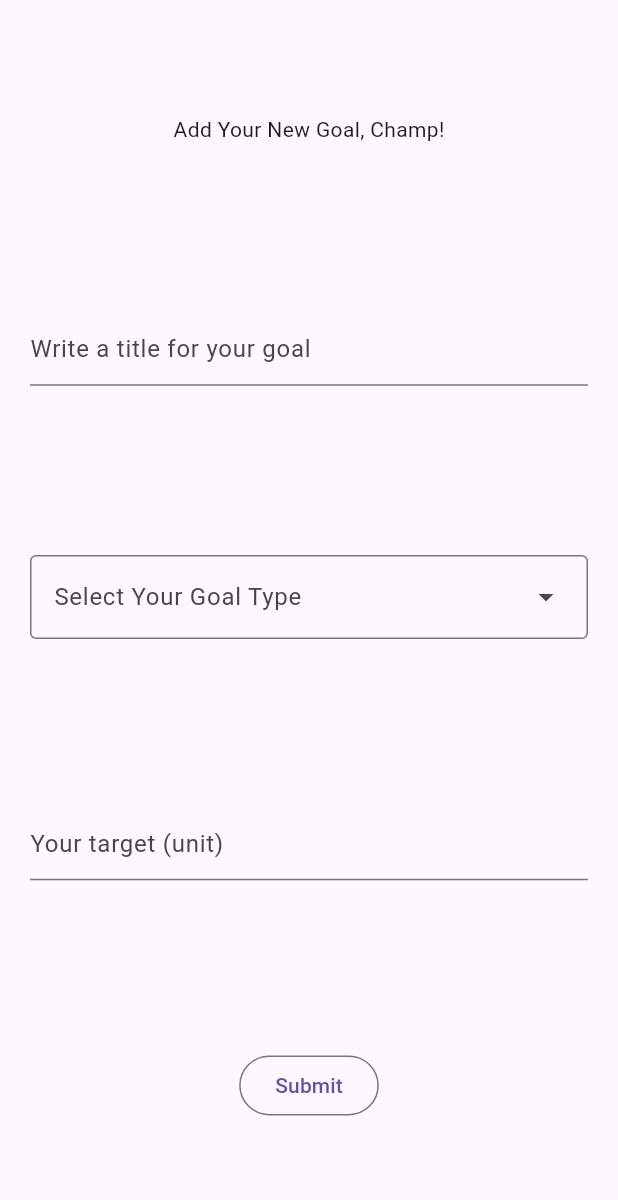
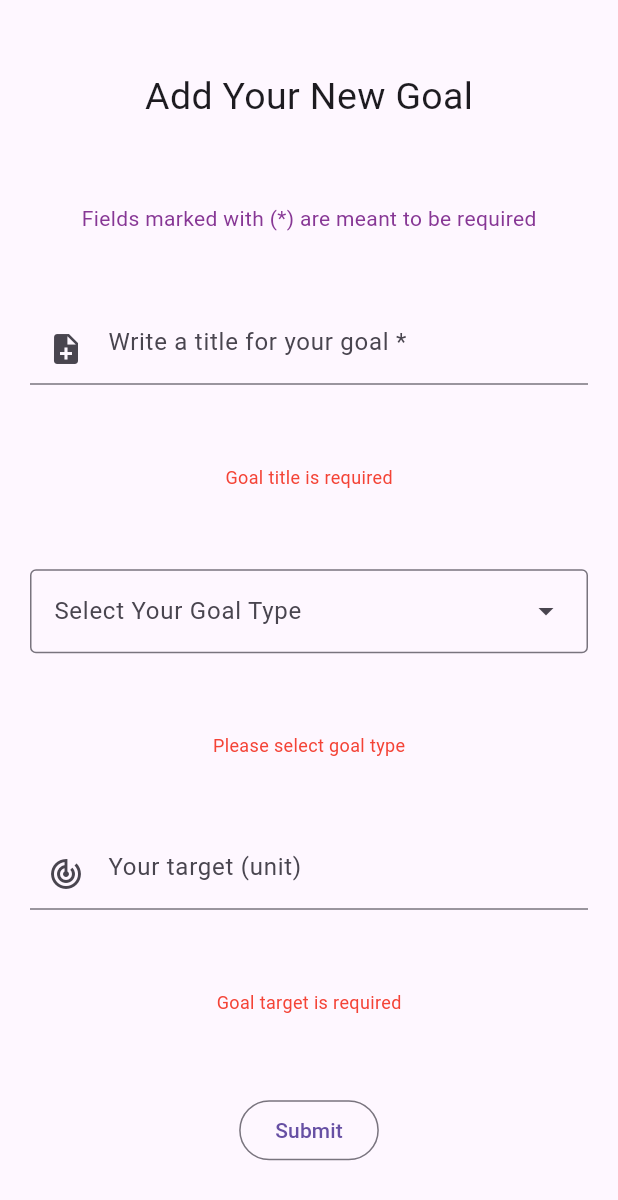
Before and after one commit to ShivahariRukesh/intern-projects, a Flutter app: the AddGoalBottomSheetWidget widget shown alone on an empty page, opened directly, after a tap on "Submit", on a phone screen of 412 x 824 dp. Shown: the top 1200 px of the screen. Run offline on Flutter 3.47's test engine with Material 3 defaults, Android fonts, the light colour scheme and no system bars.

Commit message:
feat: Add ui validation for empty text fields

```diff
--- a/fitness_tracker_app/lib/widgets/add_goal_bottom_sheet_widget.dart
+++ b/fitness_tracker_app/lib/widgets/add_goal_bottom_sheet_widget.dart
@@ -19,6 +19,9 @@ class _AddGoalBottomSheetWidgetState
   final TextEditingController _goalTargetController =
       TextEditingController();
 
+  String? _goalTitleError;
+  String? _goalTypeError;
+  String? _goalTargetError;
   String _goalUnit = "unit";
 
   void onChangeGoalType(String? value) {
@@ -35,13 +38,38 @@ class _AddGoalBottomSheetWidgetState
   }
 
   void _onAddGoalSubmit() {
-    addGoal(
-      _goalTitleController.text,
-      _goalTypeController.text.toLowerCase(),
-      num.tryParse(_goalTargetController.text)!,
-    );
+    setState(() {
+      _goalTitleError = null;
+      _goalTypeError = null;
+      _goalTargetError = null;
 
-    Navigator.pop(context, goalList);
+      // Require goal target
+      if (_goalTargetController.text.isEmpty) {
+        _goalTargetError = "Goal target is required";
+      }
+
+      // Require goal title
+      if (_goalTitleController.text.isEmpty) {
+        _goalTitleError = "Goal title is required";
+      }
+
+      // Require goal type
+      if (_goalTypeController.text.isEmpty) {
+        _goalTypeError = "Please select goal type";
+      }
+
+      //Submit the values if all of the fields are entered
+      if (_goalTypeError == null &&
+          _goalTitleError == null &&
+          _goalTargetError == null) {
+        addGoal(
+          _goalTitleController.text,
+          _goalTypeController.text.toLowerCase(),
+          num.tryParse(_goalTargetController.text)!,
+        );
+        Navigator.pop(context, goalList);
+      }
+    });
   }
 
   @override
@@ -52,13 +80,36 @@ class _AddGoalBottomSheetWidgetState
       child: Column(
         mainAxisAlignment: MainAxisAlignment.spaceAround,
         children: [
-          Text("Add Your New Goal, Champ!"),
+          Text(
+            "Add Your New Goal",
+            style: TextStyle(fontSize: 25),
+          ),
+          Text(
+            "Fields marked with (*) are meant to be required",
+            style: TextStyle(
+              color: const Color.fromARGB(
+                255,
+                135,
+                55,
+                149,
+              ),
+            ),
+          ),
           TextField(
             controller: _goalTitleController,
             decoration: InputDecoration(
-              hintText: "Write a title for your goal",
+              prefixIcon: Icon(Icons.note_add),
+              hintText: "Write a title for your goal *",
             ),
           ),
+          if (_goalTitleError != null)
+            Text(
+              _goalTitleError!,
+              style: const TextStyle(
+                color: Colors.red,
+                fontSize: 12,
+              ),
+            ),
 
           DropdownMenu(
             controller: _goalTypeController,
@@ -76,6 +127,14 @@ class _AddGoalBottomSheetWidgetState
                 )
                 .toList(),
           ),
+          if (_goalTypeError != null)
+            Text(
+              _goalTypeError!,
+              style: const TextStyle(
+                color: Colors.red,
+                fontSize: 12,
+              ),
+            ),
           TextField(
             keyboardType:
                 _goalTypeController.text == "DURATION"
@@ -94,9 +153,18 @@ class _AddGoalBottomSheetWidgetState
             ],
             controller: _goalTargetController,
             decoration: InputDecoration(
+              prefixIcon: Icon(Icons.track_changes),
               hintText: "Your target ($_goalUnit)",
             ),
           ),
+          if (_goalTargetError != null)
+            Text(
+              _goalTargetError!,
+              style: const TextStyle(
+                color: Colors.red,
+                fontSize: 12,
+              ),
+            ),
 
           OutlinedButton(
             onPressed: _onAddGoalSubmit,
@@ -106,4 +174,13 @@ class _AddGoalBottomSheetWidgetState
       ),
     );
   }
+
+  @override
+  void dispose() {
+    super.dispose();
+
+    _goalTargetController.dispose();
+    _goalTitleController.dispose();
+    _goalTypeController.dispose();
+  }
 }
```
